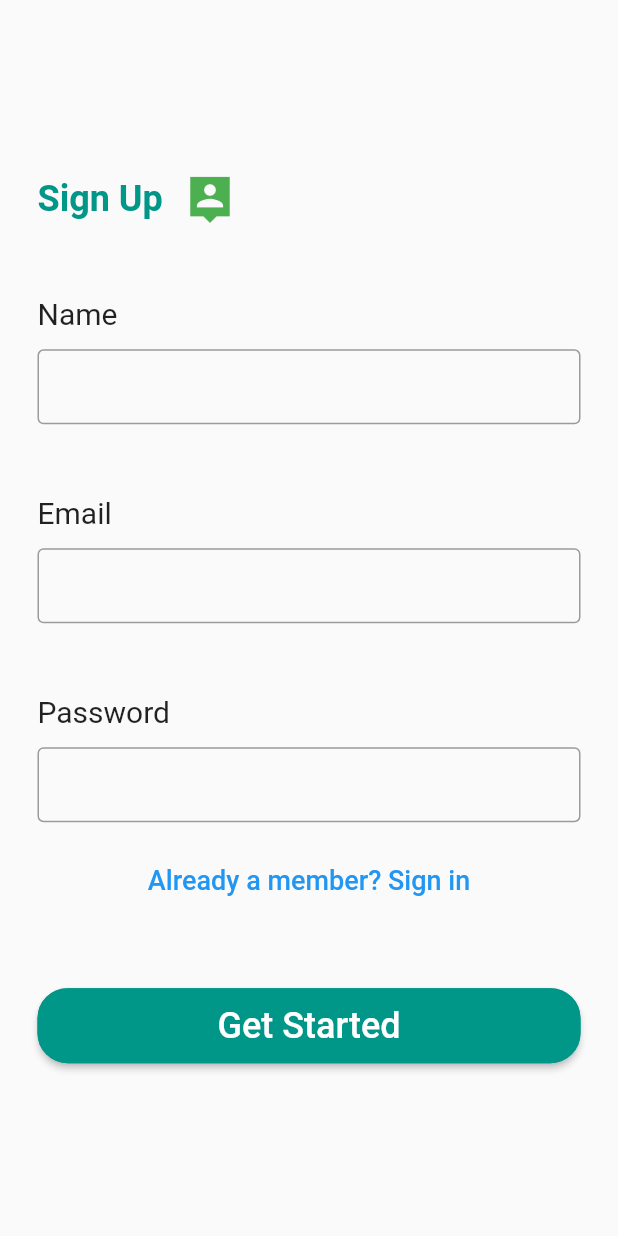
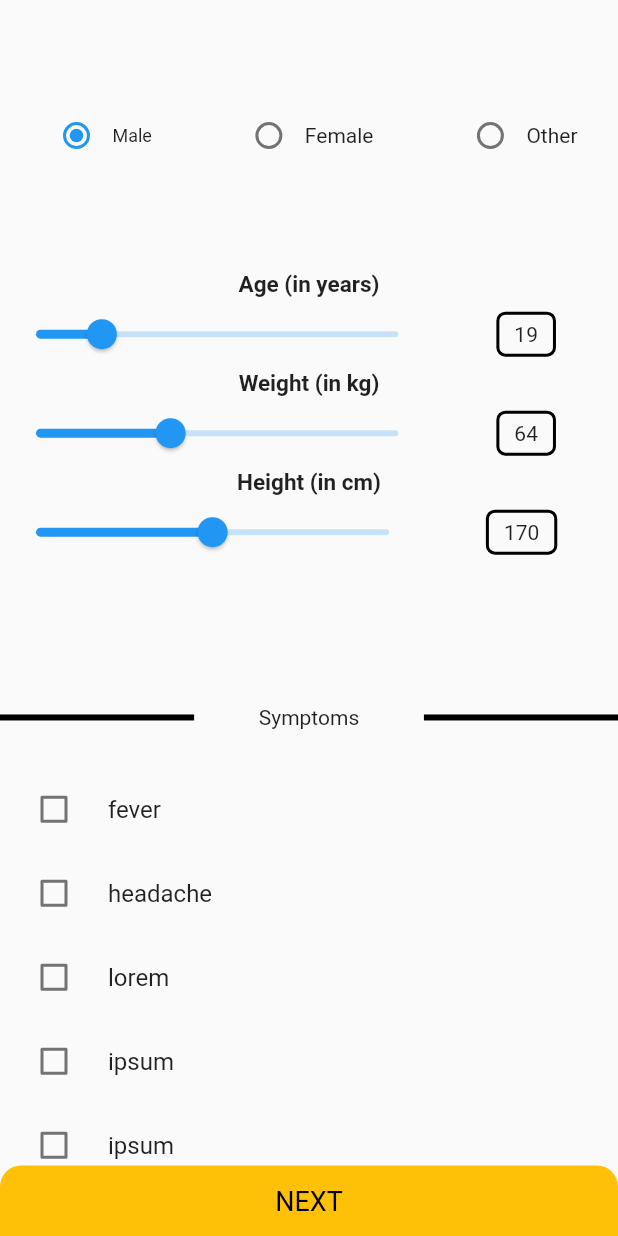
Before and after one commit to vishalsharma0657/Medicino, a Flutter app: the SignupPage screen opened directly, after a tap on "Get Started", on a phone screen of 412 x 824 dp. Run offline on Flutter 3.47's test engine with Material 2 defaults, Android fonts, the phone set to English and light mode, and no system bars; our stand-ins replace flutter_signin_button.

Commit message:
Added user input page.

```diff
--- a/lib/Authentication/elevated_button.dart
+++ b/lib/Authentication/elevated_button.dart
@@ -1,14 +1,18 @@
 import 'package:flutter/material.dart';
+import 'package:medicino/User_Input/input_page.dart';
 
 class Button extends StatelessWidget {
-  // const Button({ Key? key }) : super(key: key);
   String txt;
-  Button(this.txt);
-
+  Button(this.txt, {Key? key}) : super(key: key);
   @override
   Widget build(BuildContext context) {
     return ElevatedButton(
-      onPressed: () {},
+      onPressed: () {
+        Navigator.push(
+          context,
+          MaterialPageRoute(builder: (context) => const InputPage()),
+        );
+      },
       // style: ElevatedButton.styleFrom(
       //   primary: Colors.teal,
       // ),
--- a/lib/Authentication/input_field.dart
+++ b/lib/Authentication/input_field.dart
@@ -1,10 +1,9 @@
 import 'package:flutter/material.dart';
 
 class InputField extends StatelessWidget {
-  // const InputField({ Key? key }) : super(key: key);
   String txt;
   bool pswd;
-  InputField(this.txt, this.pswd);
+  InputField(this.txt, this.pswd, {Key? key}) : super(key: key);
 
   @override
   Widget build(BuildContext context) {
--- /dev/null
+++ b/lib/User_Input/input_page.dart
@@ -0,0 +1,117 @@
+import 'package:flutter/material.dart';
+import 'package:medicino/User_Input/slider.dart';
+import 'package:medicino/User_Input/user_sex.dart';
+
+class InputPage extends StatelessWidget {
+  const InputPage({Key? key}) : super(key: key);
+
+  @override
+  Widget build(BuildContext context) {
+    return Scaffold(
+      body: Column(
+        mainAxisAlignment: MainAxisAlignment.spaceBetween,
+        children: [
+          const Spacer(),
+          const UserSex(),
+          const Spacer(),
+          Column(
+            children: const [
+              CustomSlider('Age (in years)', 19, 1, 100),
+              CustomSlider('Weight (in kg)', 64, 25, 130),
+              CustomSlider('Height (in cm)', 170, 120, 220),
+            ],
+          ),
+          const Spacer(
+            flex: 1,
+          ),
+          Expanded(
+            child: Row(
+              // mainAxisAlignment: MainAxisAlignment.spaceBetween,
+              children: const [
+                Expanded(
+                  flex: 3,
+                  child: Divider(
+                    color: Colors.black,
+                    thickness: 4.0,
+                  ),
+                ),
+                Spacer(
+                  flex: 1,
+                ),
+                Text('Symptoms'),
+                Spacer(),
+                Expanded(
+                  flex: 3,
+                  child: Divider(
+                    color: Colors.black,
+                    thickness: 4.0,
+                  ),
+                ),
+              ],
+            ),
+          ),
+          Expanded(
+            flex: 4,
+            child: SingleChildScrollView(
+              child: Column(
+                children: const [
+                  Symptom('fever'),
+                  Symptom('headache'),
+                  Symptom('lorem'),
+                  Symptom('ipsum'),
+                  Symptom('ipsum'),
+                  Symptom('ipsum'),
+                  Symptom('ipsum'),
+                ],
+              ),
+            ),
+          ),
+          GestureDetector(
+            onTap: () {},
+            child: Container(
+              decoration: const BoxDecoration(
+                  color: Colors.amber,
+                  borderRadius: BorderRadius.only(
+                      topLeft: Radius.circular(14.0),
+                      topRight: Radius.circular(14.0))),
+              height: 47.0,
+              child: Row(
+                mainAxisAlignment: MainAxisAlignment.center,
+                children: const [
+                  Text(
+                    'NEXT',
+                    style: TextStyle(fontSize: 18.0, color: Colors.black),
+                  )
+                ],
+              ),
+            ),
+          )
+        ],
+      ),
+    );
+  }
+}
+
+class Symptom extends StatefulWidget {
+  final String txt;
+  const Symptom(this.txt, {Key? key}) : super(key: key);
+
+  @override
+  _SymptomState createState() => _SymptomState();
+}
+
+class _SymptomState extends State<Symptom> {
+  bool _value = false;
+  @override
+  Widget build(BuildContext context) {
+    return CheckboxListTile(
+        controlAffinity: ListTileControlAffinity.leading,
+        title: Text(widget.txt),
+        value: _value,
+        onChanged: (value) {
+          setState(() {
+            _value = value!;
+          });
+        });
+  }
+}
--- /dev/null
+++ b/lib/User_Input/slider.dart
@@ -0,0 +1,63 @@
+import 'package:flutter/material.dart';
+
+class CustomSlider extends StatefulWidget {
+  final String txt;
+  final int val;
+  final int minVal;
+  final int maxVal;
+  const CustomSlider(this.txt, this.val, this.minVal, this.maxVal, {Key? key})
+      : super(key: key);
+  @override
+  CustomSliderState createState() => CustomSliderState();
+}
+
+class CustomSliderState extends State<CustomSlider> {
+  double _val = -1;
+  double minVal = 0;
+  double maxVal = 0;
+  @override
+  Widget build(BuildContext context) {
+    if (_val == -1) {
+      minVal = widget.minVal.toDouble();
+      maxVal = widget.maxVal.toDouble();
+      _val = widget.val.toDouble();
+    }
+    final int num = _val.toInt();
+    return Column(
+      crossAxisAlignment: CrossAxisAlignment.center,
+      children: [
+        Text(
+          widget.txt,
+          style: const TextStyle(fontWeight: FontWeight.w600, fontSize: 15.0),
+        ),
+        Row(
+          children: [
+            Expanded(
+              flex: 7,
+              child: Slider(
+                label: _val.round().toString(),
+                value: _val,
+                onChanged: (value) {
+                  setState(() {
+                    _val = value.round().toDouble();
+                  });
+                },
+                min: minVal,
+                max: maxVal,
+              ),
+            ),
+            const Spacer(),
+            Container(
+              padding: const EdgeInsets.fromLTRB(10.0, 5.0, 10.0, 5.0),
+              decoration: BoxDecoration(
+                  border: Border.all(width: 2),
+                  borderRadius: BorderRadius.circular(6.0)),
+              child: Text('$num'),
+            ),
+            const Spacer(),
+          ],
+        )
+      ],
+    );
+  }
+}
--- /dev/null
+++ b/lib/User_Input/user_sex.dart
@@ -0,0 +1,83 @@
+import 'package:flutter/material.dart';
+
+class UserSex extends StatefulWidget {
+  const UserSex({Key? key}) : super(key: key);
+
+  @override
+  _UserSexState createState() => _UserSexState();
+}
+
+class _UserSexState extends State<UserSex> {
+  int _value = 1;
+  @override
+  Widget build(BuildContext context) {
+    return Row(mainAxisAlignment: MainAxisAlignment.spaceAround, children: [
+      GestureDetector(
+        onTap: () {
+          setState(() {
+            _value = 1;
+          });
+        },
+        child: Row(
+          children: [
+            Radio(
+              value: 1,
+              groupValue: _value,
+              onChanged: (value) {
+                setState(() {
+                  _value = 1;
+                });
+              },
+            ),
+            const Text(
+              'Male',
+              style: TextStyle(fontSize: 12.0),
+            ),
+          ],
+        ),
+      ),
+      GestureDetector(
+        onTap: () {
+          setState(() {
+            _value = 2;
+          });
+        },
+        child: Row(
+          children: [
+            Radio(
+              value: 2,
+              groupValue: _value,
+              onChanged: (value) {
+                setState(() {
+                  _value = 2;
+                });
+              },
+            ),
+            const Text('Female'),
+          ],
+        ),
+      ),
+      GestureDetector(
+        onTap: () {
+          setState(() {
+            _value = 3;
+          });
+        },
+        child: Row(
+          children: [
+            Radio(
+              value: 3,
+              groupValue: _value,
+              onChanged: (value) {
+                setState(() {
+                  _value = 3;
+                });
+              },
+            ),
+            const Text('Other'),
+          ],
+        ),
+      ),
+    ]);
+  }
+}
```
Also changed, not shown: 1 other file.
